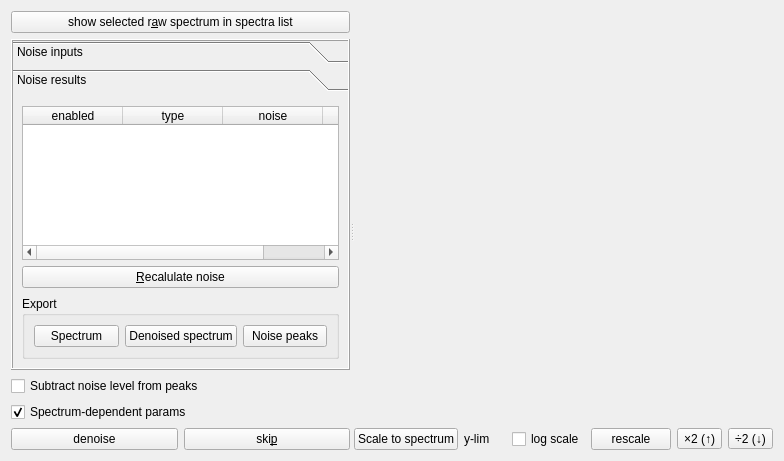
Above: Orbitool/UI/Noise.ui from liyihc/Orbitool before the change. Below: the same form after it.
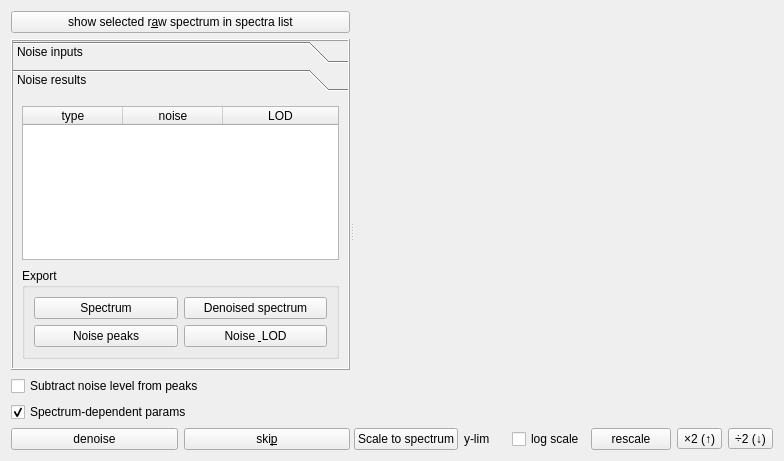
That is the form after the change. The open tabs and pages were chosen to show the change.

Commit message: record and export per-spectrum noise/LOD, and drop noise-result editing

What changed in the file:
```diff
--- a/Orbitool/UI/Noise.ui
+++ b/Orbitool/UI/Noise.ui
@@ -235,11 +235,6 @@
              <attribute name="horizontalHeaderStretchLastSection">
               <bool>true</bool>
              </attribute>
-             <column>
-              <property name="text">
-               <string>enabled</string>
-              </property>
-             </column>
              <column>
               <property name="text">
                <string>type</string>
@@ -257,16 +252,6 @@
              </column>
             </widget>
            </item>
-           <item>
-            <widget class="QPushButton" name="recalculateNoisePushButton">
-             <property name="text">
-              <string>&amp;Recalulate noise</string>
-             </property>
-             <property name="shortcut">
-              <string>Alt+R</string>
-             </property>
-            </widget>
-           </item>
            <item>
             <spacer name="verticalSpacer">
              <property name="orientation">
@@ -285,8 +270,8 @@
              <property name="title">
               <string>Export</string>
              </property>
-             <layout class="QHBoxLayout" name="horizontalLayout_4">
-              <item>
+             <layout class="QGridLayout" name="gridLayout_export">
+              <item row="0" column="0">
                <widget class="QPushButton" name="exportSpectrumPushButton">
                 <property name="text">
                  <string>Spectrum</string>
@@ -296,7 +281,7 @@
                 </property>
                </widget>
               </item>
-              <item>
+              <item row="0" column="1">
                <widget class="QPushButton" name="exportDenoisedSpectrumPushButton">
                 <property name="text">
                  <string>Denoised spectrum</string>
@@ -306,7 +291,7 @@
                 </property>
                </widget>
               </item>
-              <item>
+              <item row="1" column="0">
                <widget class="QPushButton" name="exportNoisePeaksPushButton">
                 <property name="text">
                  <string>Noise peaks</string>
@@ -316,6 +301,16 @@
                 </property>
                </widget>
               </item>
+              <item row="1" column="1">
+               <widget class="QPushButton" name="exportNoiseLODPushButton">
+                <property name="text">
+                 <string>Noise &amp; LOD</string>
+                </property>
+                <property name="shortcut">
+                 <string>Ctrl+Alt+L</string>
+                </property>
+               </widget>
+              </item>
              </layout>
             </widget>
            </item>
```
Left out of the diff: 9 changed lines with no effect on the pictures. Lines whose indentation alone changed are shown as unchanged. The commit also changes 21 other files.
